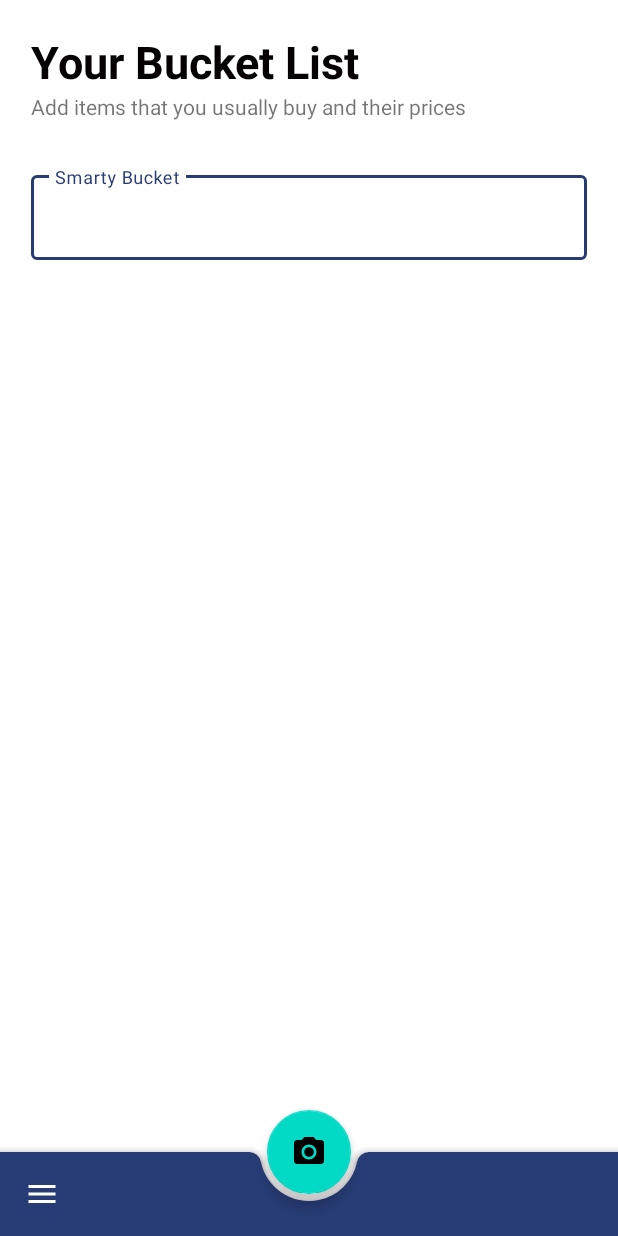
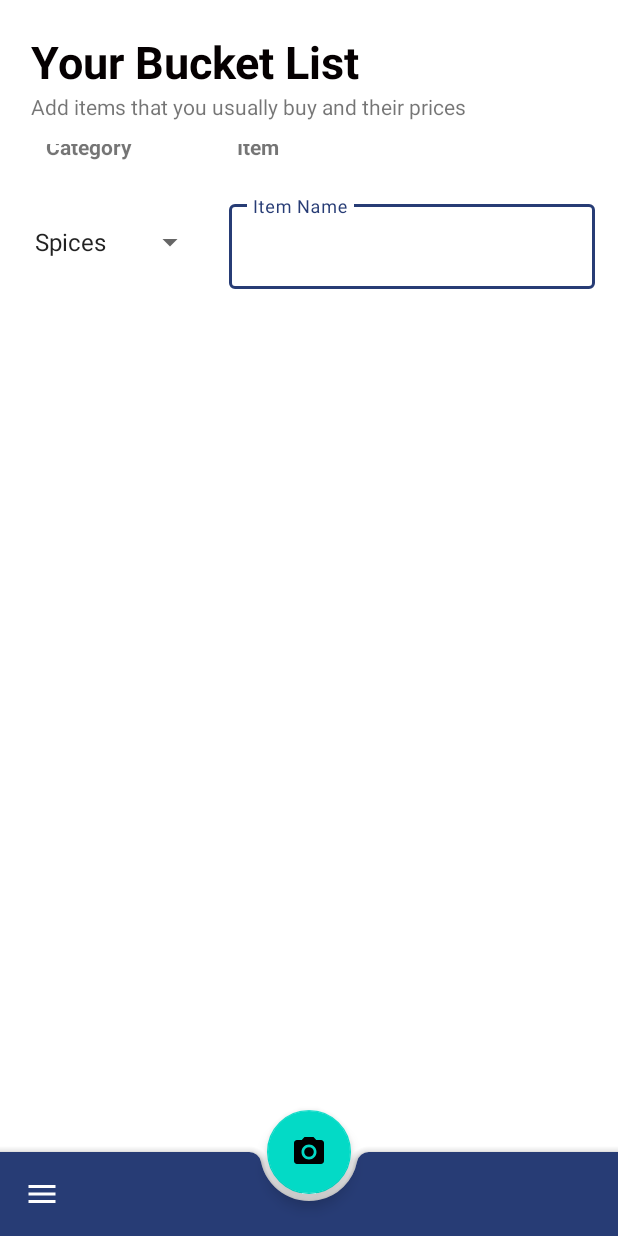
Before and after one commit to veegishx/SmartyBucket, an Android app: the RegisterItems screen opened directly, with no data from a screen before it, on a phone screen of 412 x 824 dp. Run offline under Robolectric (Android 15) with nearby library versions, the phone set to English and light mode, and no system bars.

Commit message:
Improved register_items view
Signed-off-by: Veegish Ramdani <veegish240@gmail.com>

```diff
--- a/app/build.gradle
+++ b/app/build.gradle
@@ -1,6 +1,4 @@
 apply plugin: 'com.android.application'
-apply plugin: 'kotlin-android-extensions'
-apply plugin: 'kotlin-android'
 
 android {
     compileSdkVersion 29
@@ -33,7 +31,7 @@ dependencies {
     implementation 'com.google.android.material:material:1.0.0'
     implementation "androidx.core:core-ktx:+"
     implementation "org.jetbrains.kotlin:kotlin-stdlib-jdk7:$kotlin_version"
-    implementation 'com.android.support:design:28.0.0'
+    implementation 'androidx.gridlayout:gridlayout:1.0.0'
 }
 repositories {
     mavenCentral()
--- a/app/src/main/java/com/saphyrelabs/smartybucket/RegisterItems.java
+++ b/app/src/main/java/com/saphyrelabs/smartybucket/RegisterItems.java
@@ -3,6 +3,8 @@ package com.saphyrelabs.smartybucket;
 import androidx.appcompat.app.AppCompatActivity;
 
 import android.os.Bundle;
+import android.widget.ArrayAdapter;
+import android.widget.Spinner;
 
 public class RegisterItems extends AppCompatActivity {
 
@@ -10,5 +12,13 @@ public class RegisterItems extends AppCompatActivity {
     protected void onCreate(Bundle savedInstanceState) {
         super.onCreate(savedInstanceState);
         setContentView(R.layout.activity_register_items);
+        Spinner spinner = (Spinner) findViewById(R.id.items_category_spinner);
+        // Create an ArrayAdapter using the string array and a default spinner layout
+        ArrayAdapter<CharSequence> adapter = ArrayAdapter.createFromResource(this,
+                R.array.items_array, android.R.layout.simple_spinner_item);
+        // Specify the layout to use when the list of choices appears
+        adapter.setDropDownViewResource(android.R.layout.simple_spinner_dropdown_item);
+        // Apply the adapter to the spinner
+        spinner.setAdapter(adapter);
     }
 }
--- a/app/src/main/res/layout/activity_register_items.xml
+++ b/app/src/main/res/layout/activity_register_items.xml
@@ -6,7 +6,8 @@
     xmlns:app="http://schemas.android.com/apk/res-auto"
     android:layout_width="match_parent"
     android:layout_height="match_parent"
-    tools:context=".MainActivity">
+    tools:context=".MainActivity"
+    android:id="@+id/register_item_form">
 
     <ScrollView
         android:layout_width="match_parent"
@@ -15,7 +16,9 @@
 
         <LinearLayout
             android:orientation="vertical" android:layout_width="match_parent"
-            android:layout_height="wrap_content">
+            android:layout_height="wrap_content"
+            android:id="@+id/linearLayout2">
+
 
             <TextView
                 android:id="@+id/register_items_page_title"
@@ -48,19 +51,71 @@
                 app:layout_constraintStart_toStartOf="parent"
                 app:layout_constraintTop_toBottomOf="@+id/appName" />
 
+            <LinearLayout
+                android:paddingRight="10dp"
+                android:paddingLeft="10dp"
+                android:orientation="horizontal"
+                android:layout_width="match_parent"
+                android:layout_height="0dp"
+                android:layout_weight="1"
+                android:gravity="center">
+
+                <TextView
+                    android:layout_width="wrap_content"
+                    android:layout_height="wrap_content"
+                    android:layout_weight="1"
+                    android:textStyle="bold"
+                    android:gravity="left"
+                    android:layout_marginBottom="15dp"
+                    android:layout_marginRight="15dp"
+                    android:layout_marginLeft="15dp"
+                    android:text="@string/register_items_category_label" />
+
+                <TextView
+                    android:layout_width="wrap_content"
+                    android:layout_height="wrap_content"
+                    android:layout_weight="5"
+                    android:textStyle="bold"
+                    android:gravity="left"
+                    android:layout_marginBottom="15dp"
+                    android:layout_marginRight="15dp"
+                    android:layout_marginLeft="15dp"
+                    android:text="@string/register_items_name_label" />
+            </LinearLayout>
+
+            <LinearLayout
+                android:paddingRight="10dp"
+                android:paddingLeft="10dp"
+                android:orientation="horizontal"
+                android:layout_width="match_parent"
+                android:layout_height="0dp"
+                android:layout_weight="1"
+                android:gravity="center">
+
+                <Spinner
+                    android:id="@+id/items_category_spinner"
+                    android:layout_width="0dp"
+                    android:layout_height="wrap_content"
+                    android:layout_weight="1.5"
+                    android:layout_marginEnd="15dp"
+                    android:gravity="left" />
+
                 <com.google.android.material.textfield.TextInputLayout
-                android:id="@+id/register_item_form"
+                    android:id="@+id/register_item_text"
                     style="@style/Widget.MaterialComponents.TextInputLayout.OutlinedBox"
-                android:layout_width="match_parent"
+                    android:layout_width="0dp"
                     android:layout_height="wrap_content"
-                android:layout_margin="15dp"
-                android:hint="@string/app_name">
+                    android:layout_weight="3"
+                    android:gravity="center"
+                    android:hint="@string/register_items_item_name">
 
                     <com.google.android.material.textfield.TextInputEditText
                         android:layout_width="match_parent"
                         android:layout_height="wrap_content"/>
 
                 </com.google.android.material.textfield.TextInputLayout>
+            </LinearLayout>
+
         </LinearLayout>
     </ScrollView>
 
--- a/app/src/main/res/values/strings.xml
+++ b/app/src/main/res/values/strings.xml
@@ -27,4 +27,21 @@
     <!-- TODO: Remove or change this placeholder text -->
     <string name="hello_blank_fragment">Hello blank fragment</string>
     <string name="title_activity_main">Main</string>
+    <string name="hint_text">Select Item Category</string>
+    <string name="register_items_item_name">Item Name</string>
+    <string name="register_items_category_label">Category</string>
+    <string name="register_items_name_label">Item</string>
+    <string-array name="items_array">
+        <item>Spices</item>
+        <item>Juice</item>
+        <item>Vegetables</item>
+        <item>Snacks</item>
+        <item>Oil</item>
+        <item>Milk</item>
+        <item>Poultry</item>
+        <item>Seafood</item>
+        <item>Salad</item>
+        <item>Seasoning</item>
+    </string-array>
+
 </resources>
--- a/build.gradle
+++ b/build.gradle
@@ -9,7 +9,6 @@ buildscript {
     }
     dependencies {
         classpath 'com.android.tools.build:gradle:3.5.0'
-        classpath "org.jetbrains.kotlin:kotlin-gradle-plugin:$kotlin_version"
 
         // NOTE: Do not place your application dependencies here; they belong
         // in the individual module build.gradle files
```
Lines whose indentation alone changed are shown as unchanged.
